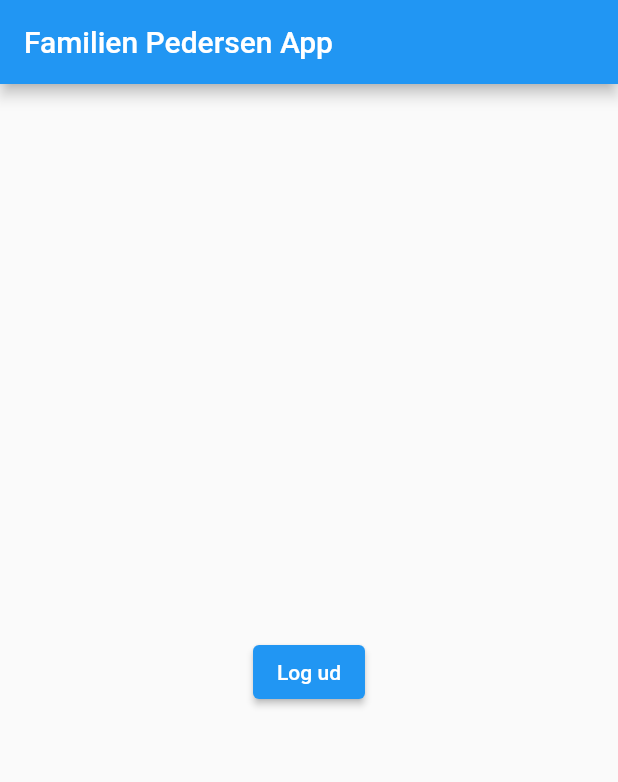
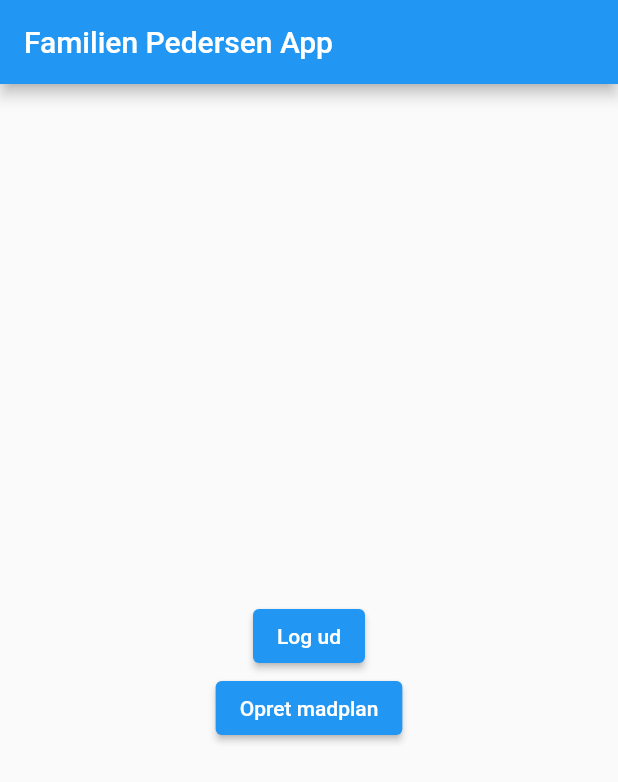
Before and after one commit to davi4046/familien-pedersen-app, a Flutter app: the screen it shows once a user with an empty profile is signed in, on a phone screen of 412 x 824 dp. Shown: the top 782 px of the screen. Run offline on Flutter 3.47's test engine with Material 2 defaults, Android fonts, the phone set to English and light mode, and no system bars; our stand-ins replace email_validator, expandable, firebase_auth, firebase_core, flutter_rating_bar; accounts and stored records are empty.

Commit message:
temporary additions have been made to the home page

```diff
--- a/lib/pages/home_page.dart
+++ b/lib/pages/home_page.dart
@@ -1,6 +1,8 @@
 import 'package:firebase_auth/firebase_auth.dart';
 import 'package:flutter/material.dart';
-import 'signin_page.dart';
+
+// tmp
+import 'package:familien_pedersen_app/pages/foodplan_creation_page.dart';
 
 class HomePage extends StatelessWidget {
   const HomePage({Key? key}) : super(key: key);
@@ -17,10 +19,19 @@ class HomePage extends StatelessWidget {
         child: Column(
           mainAxisAlignment: MainAxisAlignment.center,
           children: [
-            Text(user.email!),
+            Text(user.displayName!),
             ElevatedButton(
                 onPressed: () => FirebaseAuth.instance.signOut(),
                 child: const Text('Log ud'),
+            ),
+            ElevatedButton(
+              onPressed: () {
+                Navigator.push(
+                  context,
+                  MaterialPageRoute(builder: (context) => FoodplanCreationPage()),
+                );
+              },
+              child: const Text('Opret madplan'),
             ),
           ],
         ),
```
